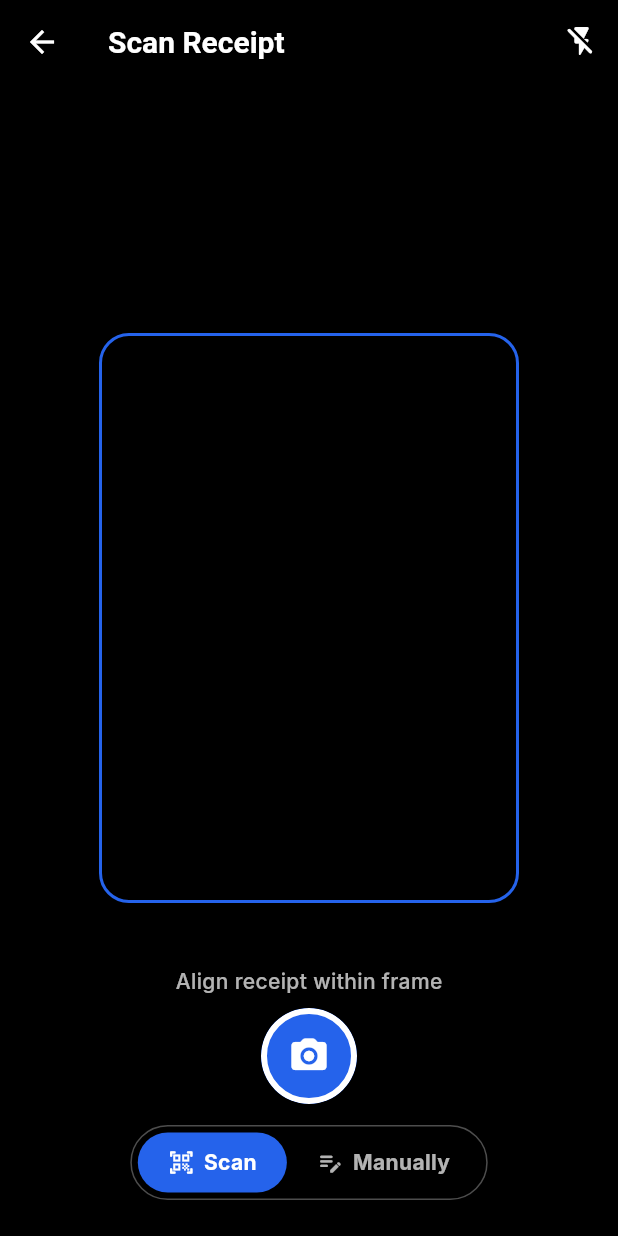
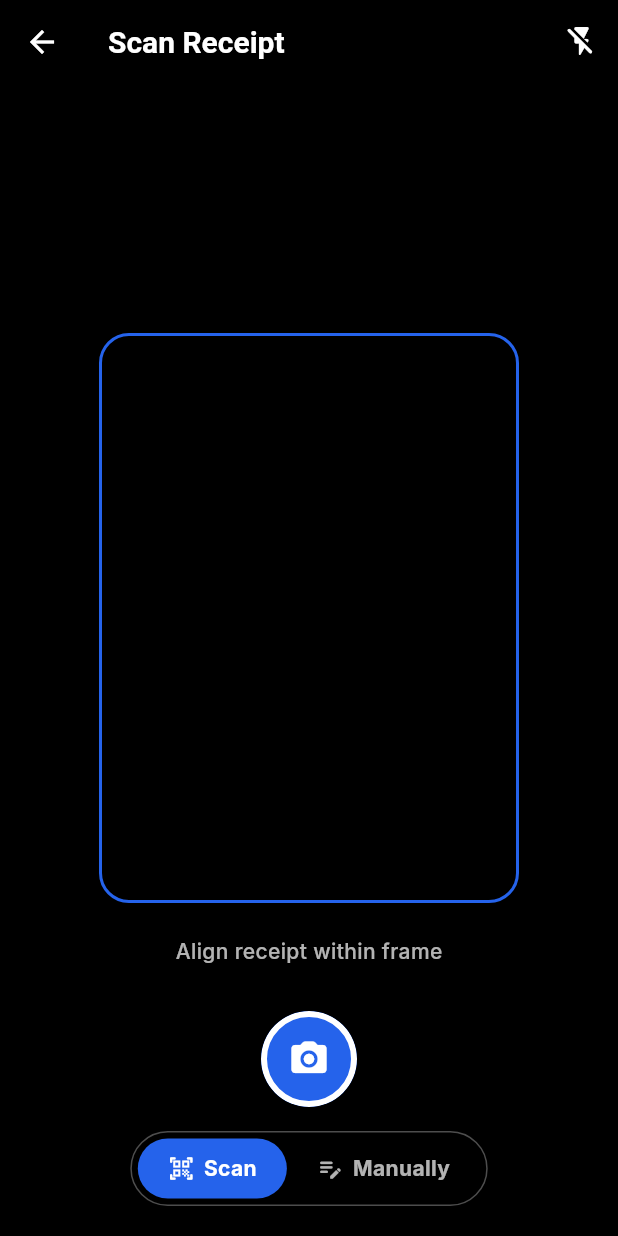
Before and after one commit to manishcodes-dot/app-expenses-tracker, a Flutter app: the screen it shows after launch, item 3 of the bottom bar chosen, on a phone screen of 412 x 824 dp. Run offline on Flutter 3.47's test engine with Material 3 defaults, Android fonts, the phone set to English and light mode, and no system bars; our stand-ins replace flutter_riverpod, google_fonts.

Commit message:
feat: add activity and scanner screens

```diff
--- a/lib/screens/scanner_screen.dart
+++ b/lib/screens/scanner_screen.dart
@@ -63,14 +63,41 @@ class _ScannerScreenState extends State<ScannerScreen> {
             child: _isScanMode ? _buildScannerBody() : _buildManualFormBody(),
           ),
 
-          // Bottom Mode Switcher Pill ("Scan" | "Manually")
+          // Bottom Controls Container (Shutter Button + Mode Switcher Pill)
           Positioned(
             left: 0,
             right: 0,
-            bottom: 24,
+            bottom: 20,
             child: SafeArea(
-              child: Center(
-                child: _buildModeTogglePill(),
+              child: Column(
+                mainAxisSize: MainAxisSize.min,
+                children: [
+                  // Camera Shutter Button (only active in Scan Mode)
+                  if (_isScanMode) ...[
+                    Material(
+                      color: AppColors.primary,
+                      elevation: 8,
+                      shape: const CircleBorder(
+                        side: BorderSide(color: Colors.white, width: 4),
+                      ),
+                      clipBehavior: Clip.antiAlias,
+                      child: InkWell(
+                        onTap: () {
+                          Navigator.of(context).pop();
+                        },
+                        child: const SizedBox(
+                          width: 64,
+                          height: 64,
+                          child: Icon(Icons.camera_alt_rounded, color: Colors.white, size: 28),
+                        ),
+                      ),
+                    ),
+                    const SizedBox(height: 16),
+                  ],
+
+                  // Mode Switcher Pill ("Scan" | "Manually")
+                  _buildModeTogglePill(),
+                ],
               ),
             ),
           ),
@@ -103,32 +130,10 @@ class _ScannerScreenState extends State<ScannerScreen> {
 
         // Instructions
         const Positioned(
-          bottom: 160,
+          bottom: 180,
           child: Text(
             'Align receipt within frame',
             style: TextStyle(color: Colors.white70, fontSize: 14, fontWeight: FontWeight.w500),
-          ),
-        ),
-
-        // Shutter Button
-        Positioned(
-          bottom: 88,
-          child: Material(
-            color: AppColors.primary,
-            shape: const CircleBorder(
-              side: BorderSide(color: Colors.white, width: 4),
-            ),
-            clipBehavior: Clip.antiAlias,
-            child: InkWell(
-              onTap: () {
-                Navigator.of(context).pop();
-              },
-              child: const SizedBox(
-                width: 64,
-                height: 64,
-                child: Icon(Icons.camera_alt_rounded, color: Colors.white, size: 28),
-              ),
-            ),
           ),
         ),
       ],
```
Also changed, not shown: lib/screens/activity_screen.dart (+55 -10 lines).
